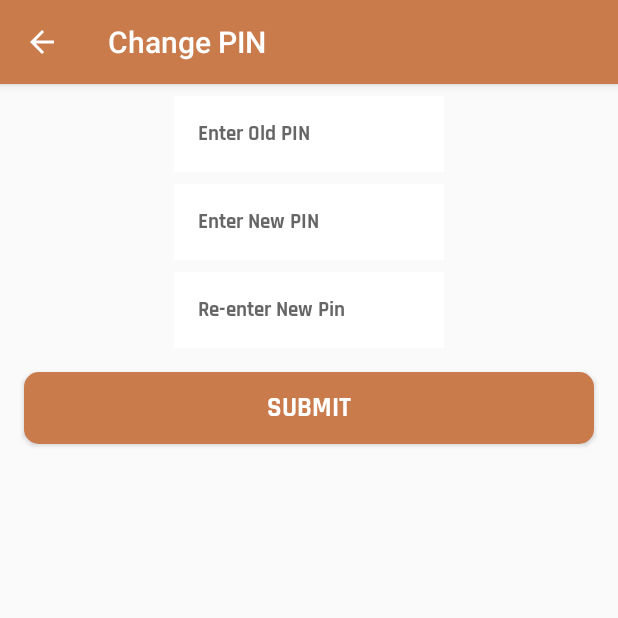
After one commit to shubhamsardar/Chai_Tapri_App, an Android app: the ChangePinActivity screen opened directly, with no data from a screen before it, on a phone screen of 412 x 824 dp, the top half of it. The commit adds this screen. Run offline under Robolectric (Android 15) with nearby library versions, the phone set to English and light mode, and no system bars.

Commit message:
wireframing 1 done

```diff
--- /dev/null
+++ b/app/src/main/java/in/co/tripin/chai_tapri_app/activities/ChangePinActivity.kt
@@ -0,0 +1,14 @@
+package `in`.co.tripin.chai_tapri_app.activities
+
+import `in`.co.tripin.chai_tapri_app.R
+import android.support.v7.app.AppCompatActivity
+import android.os.Bundle
+
+class ChangePinActivity : AppCompatActivity() {
+
+    override fun onCreate(savedInstanceState: Bundle?) {
+        super.onCreate(savedInstanceState)
+        setContentView(R.layout.activity_change_pin)
+        title = "Change PIN"
+    }
+}
--- /dev/null
+++ b/app/src/main/res/layout/activity_change_pin.xml
@@ -0,0 +1,92 @@
+<?xml version="1.0" encoding="utf-8"?>
+<android.support.constraint.ConstraintLayout xmlns:android="http://schemas.android.com/apk/res/android"
+    xmlns:app="http://schemas.android.com/apk/res-auto"
+    xmlns:tools="http://schemas.android.com/tools"
+    android:layout_width="match_parent"
+    android:layout_height="match_parent"
+    tools:context=".activities.ChangePinActivity">
+
+    <EditText
+        android:id="@+id/oldpin"
+        android:layout_width="wrap_content"
+        android:layout_height="wrap_content"
+        android:layout_marginEnd="8dp"
+        android:layout_marginStart="8dp"
+        android:layout_marginTop="8dp"
+        android:background="@android:color/background_light"
+        android:ems="10"
+        android:hint="Enter Old PIN"
+        android:inputType="numberPassword"
+        android:maxLength="4"
+        android:padding="16dp"
+        android:textColor="@color/colorPrimary"
+        android:textCursorDrawable="@null"
+        android:textSize="14sp"
+        app:fontFamily="@font/rajdhani_bold"
+        app:layout_constraintEnd_toEndOf="parent"
+        app:layout_constraintStart_toStartOf="parent"
+        app:layout_constraintTop_toTopOf="parent" />
+
+    <EditText
+        android:id="@+id/newpin"
+        android:layout_width="wrap_content"
+        android:layout_height="wrap_content"
+        android:layout_marginEnd="8dp"
+        android:layout_marginStart="8dp"
+        android:layout_marginTop="8dp"
+        android:background="@android:color/background_light"
+        android:ems="10"
+        android:hint="Enter New PIN"
+        android:inputType="numberPassword"
+        android:maxLength="4"
+        android:padding="16dp"
+        android:textColor="@color/colorPrimary"
+        android:textCursorDrawable="@null"
+        android:textSize="14sp"
+        app:fontFamily="@font/rajdhani_bold"
+        app:layout_constraintEnd_toEndOf="parent"
+        app:layout_constraintStart_toStartOf="parent"
+        app:layout_constraintTop_toBottomOf="@+id/oldpin" />
+
+    <EditText
+        android:id="@+id/reenternewpin"
+        android:layout_width="wrap_content"
+        android:layout_height="wrap_content"
+        android:layout_marginEnd="8dp"
+        android:layout_marginStart="8dp"
+        android:layout_marginTop="8dp"
+        android:background="@android:color/background_light"
+        android:ems="10"
+        android:hint="Re-enter New Pin"
+        android:inputType="numberPassword"
+        android:maxLength="4"
+        android:padding="16dp"
+        android:textColor="@color/colorPrimary"
+        android:textCursorDrawable="@null"
+        android:textSize="14sp"
+        app:fontFamily="@font/rajdhani_bold"
+        app:layout_constraintEnd_toEndOf="parent"
+        app:layout_constraintStart_toStartOf="parent"
+        app:layout_constraintTop_toBottomOf="@+id/newpin" />
+
+    <Button
+        android:id="@+id/submit"
+        android:layout_width="0dp"
+        android:layout_height="wrap_content"
+        android:layout_marginBottom="8dp"
+        android:layout_marginEnd="16dp"
+        android:layout_marginLeft="16dp"
+        android:layout_marginRight="16dp"
+        android:layout_marginStart="16dp"
+        android:layout_marginTop="16dp"
+        android:background="@drawable/button_main_selector"
+        android:text="Submit"
+        android:textColor="@android:color/background_light"
+        android:textSize="18sp"
+        app:fontFamily="@font/rajdhani_bold"
+        app:layout_constraintBottom_toBottomOf="parent"
+        app:layout_constraintEnd_toEndOf="parent"
+        app:layout_constraintStart_toStartOf="parent"
+        app:layout_constraintTop_toBottomOf="@+id/reenternewpin"
+        app:layout_constraintVertical_bias="0.0" />
+</android.support.constraint.ConstraintLayout>
```
Also changed, not shown: app/src/main/AndroidManifest.xml (+13 -4 lines), app/src/main/java/in/co/tripin/chai_tapri_app/activities/MainActivity.kt (+16 -5 lines), app/src/main/java/in/co/tripin/chai_tapri_app/activities/ManageItemsActivity.kt (added, +33 -0 lines), app/src/main/java/in/co/tripin/chai_tapri_app/activities/ManageItemsListActivity.kt (added, +15 -0 lines), app/src/main/java/in/co/tripin/chai_tapri_app/activities/NewStockActivity.kt (added, +15 -0 lines), app/src/main/java/in/co/tripin/chai_tapri_app/activities/StockHistoryActivity.kt (added, +14 -0 lines), app/src/main/res/layout/activity_manage_items.xml (added, +29 -0 lines), app/src/main/res/layout/activity_manage_items_list.xml (added, +9 -0 lines), app/src/main/res/layout/activity_new_stock.xml (added, +9 -0 lines), app/src/main/res/layout/activity_stock_history.xml (added, +9 -0 lines).
